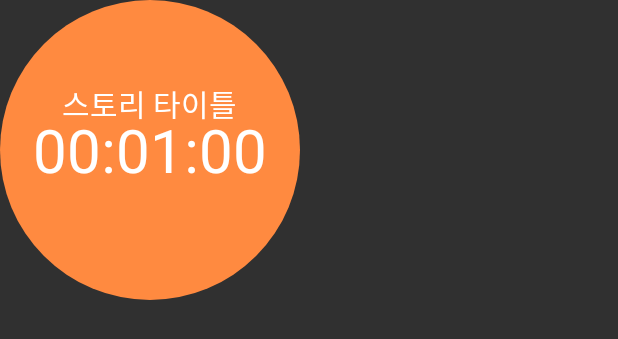
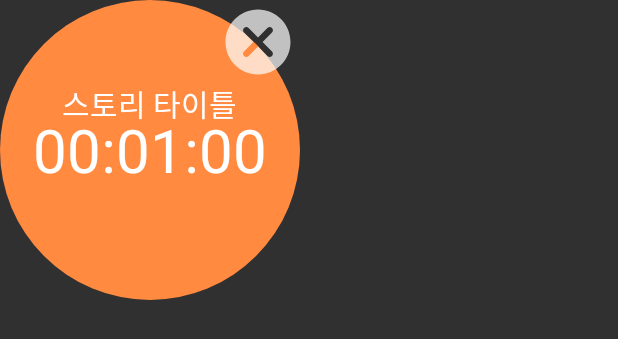
Before and after one commit to sooheekim96/Oorstory_application, an Android app: the layout activity_stop_watch_floating_view.xml on its own in the app's theme, with its tools: preview values and no code run, on a phone screen of 412 x 824 dp. Shown: the top 339 px of the screen. Run offline under Robolectric (Android 15) with nearby library versions, the phone set to English and light mode, and no system bars.

Commit message:
[#1] movable View & get intent to set text

```diff
--- /dev/null
+++ b/app/src/main/res/drawable/round_cancel.xml
@@ -0,0 +1,10 @@
+<vector xmlns:android="http://schemas.android.com/apk/res/android"
+    android:width="24dp"
+    android:height="24dp"
+    android:viewportWidth="24"
+    android:viewportHeight="24"
+    android:tint="?attr/colorControlNormal">
+  <path
+      android:fillColor="@android:color/white"
+      android:pathData="M12,2C6.47,2 2,6.47 2,12s4.47,10 10,10 10,-4.47 10,-10S17.53,2 12,2zM16.3,16.3c-0.39,0.39 -1.02,0.39 -1.41,0L12,13.41 9.11,16.3c-0.39,0.39 -1.02,0.39 -1.41,0 -0.39,-0.39 -0.39,-1.02 0,-1.41L10.59,12 7.7,9.11c-0.39,-0.39 -0.39,-1.02 0,-1.41 0.39,-0.39 1.02,-0.39 1.41,0L12,10.59l2.89,-2.89c0.39,-0.39 1.02,-0.39 1.41,0 0.39,0.39 0.39,1.02 0,1.41L13.41,12l2.89,2.89c0.38,0.38 0.38,1.02 0,1.41z"/>
+</vector>
--- a/app/src/main/res/layout/activity_stop_watch_floating_view.xml
+++ b/app/src/main/res/layout/activity_stop_watch_floating_view.xml
@@ -1,22 +1,29 @@
 <?xml version="1.0" encoding="utf-8"?>
 <FrameLayout xmlns:android="http://schemas.android.com/apk/res/android"
-    xmlns:tools="http://schemas.android.com/tools"
     android:layout_width="wrap_content"
     android:layout_height="wrap_content">
-
 
     <RelativeLayout
             android:id="@+id/layoutCollapsed"
             android:layout_width="wrap_content"
             android:layout_height="wrap_content"
             android:orientation="vertical"
+            android:background="@android:color/transparent"
             android:visibility="visible">
 
-            <ImageView
-                android:id="@+id/collapsed_iv"
-                android:layout_width="200dp"
-                android:layout_height="200dp"
-                android:src="@drawable/drawble_circle_orange" />
+        <ImageView
+            android:id="@+id/circleView"
+            android:layout_width="200dp"
+            android:layout_height="200dp"
+            android:src="@drawable/drawble_circle_orange" />
+
+        <ImageView
+            android:id="@+id/cancel"
+            android:layout_width="56dp"
+            android:layout_height="52dp"
+            android:layout_above="@id/storyTitle"
+            android:layout_alignRight="@id/circleView"
+            android:src="@drawable/round_cancel" />
 
         <TextView
             android:id="@+id/storyTitle"
```
Also changed, not shown: app/src/main/java/com/example/oorstory/StoryActivity.java (+4 -4 lines), app/src/main/java/com/example/oorstory/stopWatchFloatingView.java (+67 -4 lines), app/src/main/res/drawable/transparent_background.xml (added, +11 -0 lines).
